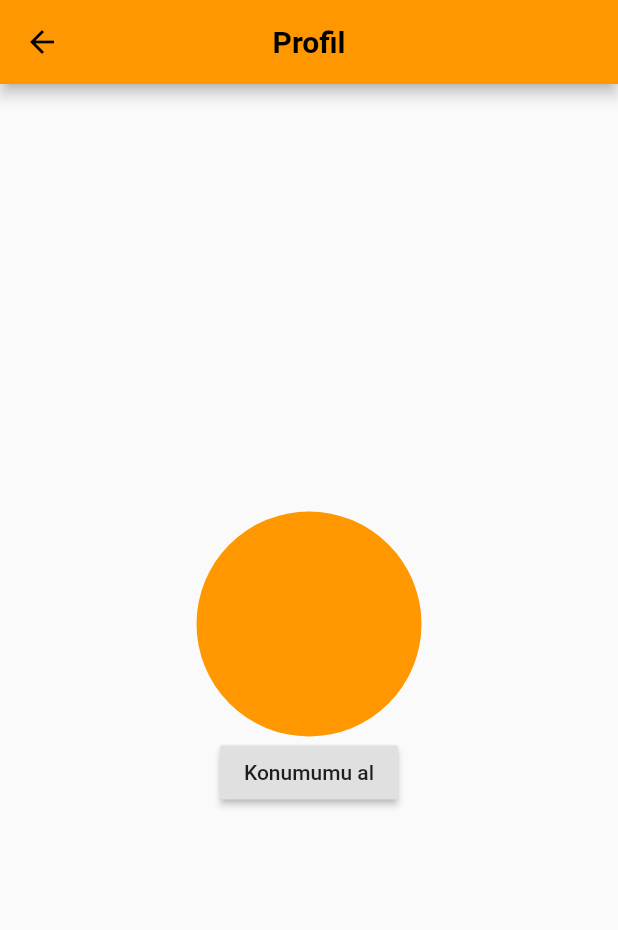
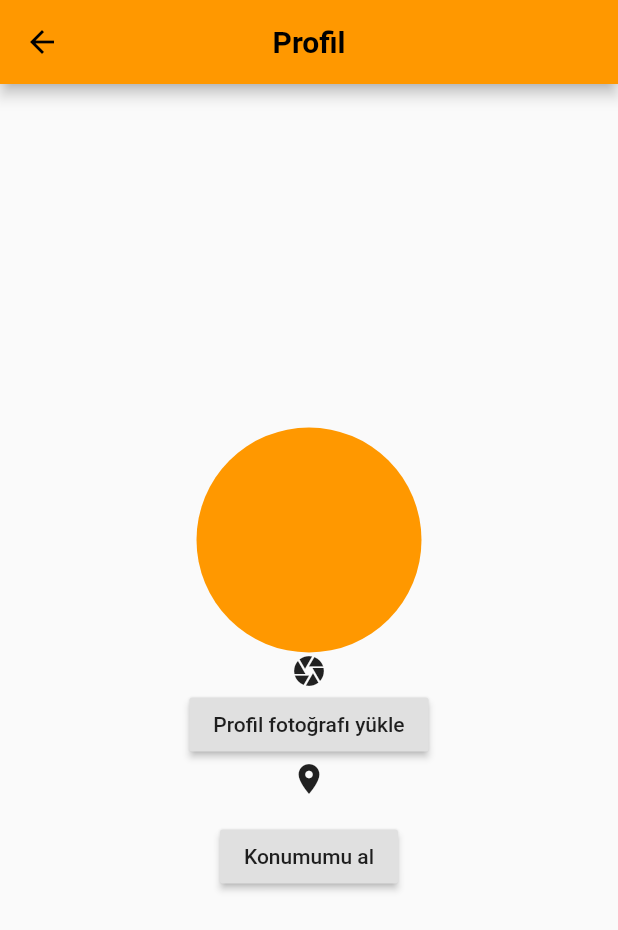
Before and after one commit to shatlykgur/eralpsoftware_p, a Flutter app: the Profil screen opened directly, after a tap on "Konumumu al", on a phone screen of 412 x 824 dp. Shown: the top 930 px of the screen. Run offline on Flutter 3.47's test engine with Material 2 defaults, Android fonts, the phone set to English and light mode, and no system bars; our stand-ins replace geolocator, image_picker.

Commit message:
location and profile

```diff
--- a/lib/pages/profil_sayfasi.dart
+++ b/lib/pages/profil_sayfasi.dart
@@ -1,4 +1,7 @@
+import 'dart:io';
 import 'package:flutter/material.dart';
+import 'package:geolocator/geolocator.dart';
+import 'package:image_picker/image_picker.dart';
 
 class Profil extends StatefulWidget {
   @override
@@ -6,6 +9,28 @@ class Profil extends StatefulWidget {
 }
 
 class _ProfilState extends State<Profil> {
+  File _image;
+
+  Future getImage() async {
+    final image = await ImagePicker.pickImage(source: ImageSource.camera);
+
+    setState(() {
+      _image = image;
+    });
+  }
+
+  var locationMessage = "";
+
+  void getCurrentLocation() async {
+    var position = await Geolocator()
+        .getCurrentPosition(desiredAccuracy: LocationAccuracy.high);
+    var lastPosition = await Geolocator().getLastKnownPosition();
+    print(lastPosition);
+    setState(() {
+      locationMessage = "$position.altitude, $position.longitude";
+    });
+  }
+
   @override
   Widget build(BuildContext context) {
     return Scaffold(
@@ -28,9 +53,18 @@ class _ProfilState extends State<Profil> {
                 backgroundColor: Colors.orange,
               ),
             ),
+            Icon(Icons.camera),
+            RaisedButton(
+              child: Text('Profil fotoğrafı yükle'),
+              onPressed: getImage,
+            ),
+            Icon(Icons.location_on),
+            Text(locationMessage),
             RaisedButton(
               child: Text('Konumumu al'),
-              onPressed: () {},
+              onPressed: () {
+                getCurrentLocation();
+              },
             ),
           ],
         ),
--- a/pubspec.yaml
+++ b/pubspec.yaml
@@ -28,6 +28,8 @@ dependencies:
   # The following adds the Cupertino Icons font to your application.
   # Use with the CupertinoIcons class for iOS style icons.
   cupertino_icons: ^1.0.0
+  image_picker: ^0.6.3+4
+  geolocator: ^5.1.55
 
 dev_dependencies:
   flutter_test:
```
Also changed, not shown: pubspec.lock, 1 other file.
